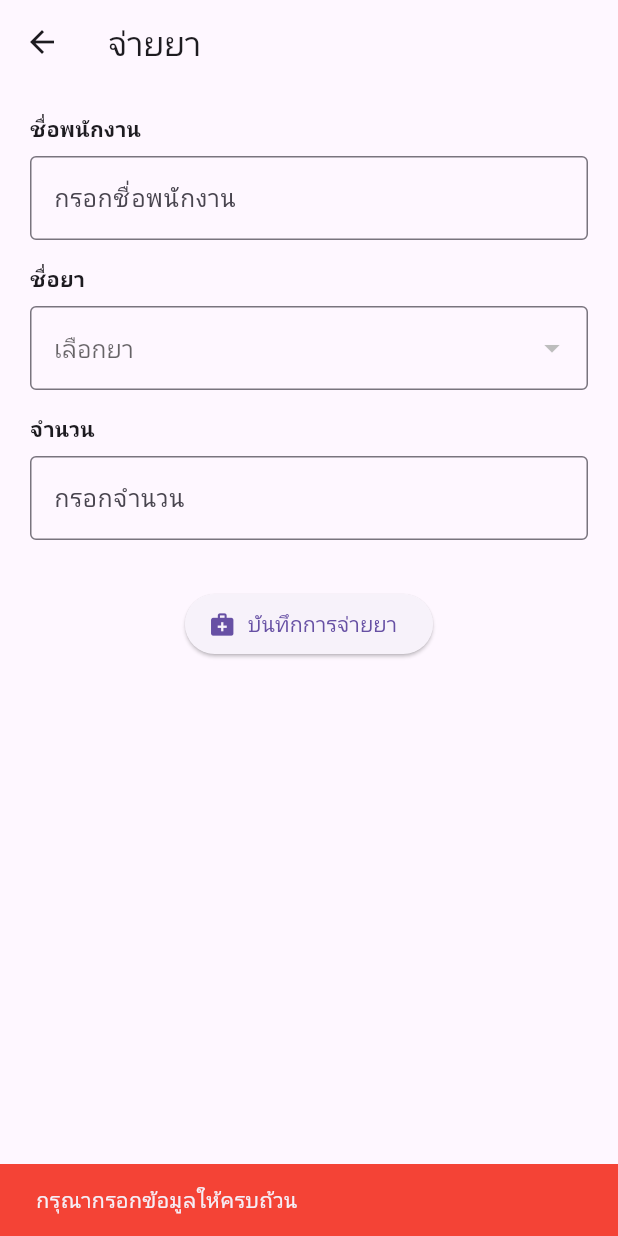
After one commit to SittikornPratomwan/DrugApp-Flutter, a Flutter app: the DispensaryPage screen opened directly, after a tap on "บันทึกการจ่ายยา", on a phone screen of 412 x 824 dp. The commit adds this screen. Run offline on Flutter 3.47's test engine with Material 3 defaults, Android fonts, the phone set to English and light mode, and no system bars; our stand-ins replace shared_preferences; accounts and stored records are empty; network calls fail.

Commit message:
stock drug

```diff
--- /dev/null
+++ b/flutter_application_1/lib/---HomePage---/Dispensary.dart
@@ -0,0 +1,193 @@
+import 'package:flutter/material.dart';
+import 'package:http/http.dart' as http;
+import 'dart:convert';
+import '../config/api_config.dart';
+
+class DispensaryPage extends StatefulWidget {
+  const DispensaryPage({super.key});
+
+  @override
+  State<DispensaryPage> createState() => _DispensaryPageState();
+}
+
+class _DispensaryPageState extends State<DispensaryPage> {
+  final TextEditingController staffController = TextEditingController();
+  final TextEditingController amountController = TextEditingController();
+  bool isSaving = false;
+
+  List<dynamic> drugList = [];
+  List<dynamic> itemList = [];
+  String? selectedDrugId;
+  String? selectedDrugName;
+  int? selectedDrugStock;
+
+  @override
+  void initState() {
+    super.initState();
+    fetchDrugs();
+  }
+
+  Future<void> fetchDrugs() async {
+    try {
+      final response = await http.get(
+        Uri.parse(ApiConfig.drugsProductEndpoint),
+        headers: {'Content-Type': 'application/json'},
+      );
+      if (response.statusCode == 200) {
+        final List<dynamic> data = jsonDecode(response.body);
+        setState(() {
+          drugList = data;
+        });
+      }
+      // ดึง item stock
+      final itemRes = await http.get(
+        Uri.parse(ApiConfig.drugsProductItemEndpoint),
+        headers: {'Content-Type': 'application/json'},
+      );
+      if (itemRes.statusCode == 200) {
+        final List<dynamic> itemData = jsonDecode(itemRes.body);
+        setState(() {
+          itemList = itemData;
+        });
+      }
+    } catch (e) {
+      // ignore error
+    }
+  }
+
+  Future<void> _saveDispense() async {
+    final staff = staffController.text.trim();
+    final drug = selectedDrugId;
+    final amount = int.tryParse(amountController.text.trim()) ?? 0;
+    if (staff.isEmpty || drug == null || amount <= 0) {
+      ScaffoldMessenger.of(context).showSnackBar(
+        const SnackBar(content: Text('กรุณากรอกข้อมูลให้ครบถ้วน'), backgroundColor: Colors.red),
+      );
+      return;
+    }
+    // หา stock ปัจจุบันจาก item
+    final item = itemList.firstWhere((i) => i['productId'].toString() == drug, orElse: () => null);
+    if (item == null) {
+      ScaffoldMessenger.of(context).showSnackBar(
+        const SnackBar(content: Text('ไม่พบข้อมูล item ของยา'), backgroundColor: Colors.red),
+      );
+      return;
+    }
+    final currentStock = (item['stock'] is int) ? item['stock'] : int.tryParse(item['stock'].toString()) ?? 0;
+    if (amount > currentStock) {
+      ScaffoldMessenger.of(context).showSnackBar(
+        SnackBar(content: Text('จำนวนในคลังไม่พอ (เหลือ $currentStock)'), backgroundColor: Colors.red),
+      );
+      return;
+    }
+    final newStock = currentStock - amount;
+    setState(() { isSaving = true; });
+    try {
+      // 1. บันทึกการจ่ายยา
+      final response = await http.post(
+        Uri.parse(ApiConfig.dispenseDrugEndpoint),
+        headers: {'Content-Type': 'application/json'},
+        body: '{"staff": "$staff", "drug": "$drug", "amount": "$amount"}',
+      );
+      // 2. อัปเดต stock ใน item
+      if (response.statusCode == 200 || response.statusCode == 201) {
+        final updateRes = await http.put(
+          Uri.parse(ApiConfig.drugsProductItemEndpoint + '/${item['id']}'),
+          headers: {'Content-Type': 'application/json'},
+          body: '{"stock": $newStock}',
+        );
+        if (updateRes.statusCode == 200 || updateRes.statusCode == 204) {
+          ScaffoldMessenger.of(context).showSnackBar(
+            const SnackBar(content: Text('บันทึกการจ่ายยาและอัปเดตจำนวน item สำเร็จ'), backgroundColor: Colors.green),
+          );
+          staffController.clear();
+          amountController.clear();
+          setState(() { selectedDrugName = null; });
+          fetchDrugs();
+        } else {
+          ScaffoldMessenger.of(context).showSnackBar(
+            SnackBar(content: Text('บันทึกการจ่ายยาสำเร็จ แต่ปรับ stock item ไม่สำเร็จ: ${updateRes.statusCode}'), backgroundColor: Colors.orange),
+          );
+        }
+      } else {
+        ScaffoldMessenger.of(context).showSnackBar(
+          SnackBar(content: Text('บันทึกไม่สำเร็จ: ${response.statusCode}'), backgroundColor: Colors.red),
+        );
+      }
+    } catch (e) {
+      ScaffoldMessenger.of(context).showSnackBar(
+        SnackBar(content: Text('เกิดข้อผิดพลาด: $e'), backgroundColor: Colors.red),
+      );
+    } finally {
+      setState(() { isSaving = false; });
+    }
+  }
+
+  @override
+  Widget build(BuildContext context) {
+    return Scaffold(
+      appBar: AppBar(title: const Text('จ่ายยา')),
+      body: Padding(
+        padding: const EdgeInsets.all(20.0),
+        child: Column(
+          crossAxisAlignment: CrossAxisAlignment.start,
+          children: [
+            const Text('ชื่อพนักงาน', style: TextStyle(fontWeight: FontWeight.bold)),
+            const SizedBox(height: 8),
+            TextField(
+              controller: staffController,
+              decoration: const InputDecoration(hintText: 'กรอกชื่อพนักงาน', border: OutlineInputBorder()),
+            ),
+            const SizedBox(height: 16),
+            const Text('ชื่อยา', style: TextStyle(fontWeight: FontWeight.bold)),
+            const SizedBox(height: 8),
+            DropdownButtonFormField<String>(
+              value: selectedDrugId,
+              items: drugList.map<DropdownMenuItem<String>>((drug) {
+                return DropdownMenuItem<String>(
+                  value: drug['id'].toString(),
+                  child: Text(drug['name']),
+                );
+              }).toList(),
+              onChanged: (value) {
+                setState(() {
+                  selectedDrugId = value;
+                  final drug = drugList.firstWhere((d) => d['id'].toString() == value, orElse: () => null);
+                  selectedDrugName = drug != null ? drug['name'] : null;
+                  // หา stock จาก itemList โดยใช้ productId
+                  final item = itemList.firstWhere((i) => i['product_id'].toString() == value, orElse: () => null);
+                  if (item != null && item['stock'] != null)
+                    selectedDrugStock = int.tryParse(item['stock'].toString());
+                  else
+                    selectedDrugStock = null;
+                });
+              },
+              decoration: const InputDecoration(border: OutlineInputBorder(), hintText: 'เลือกยา'),
+            ),
+            if (selectedDrugStock != null)
+              Padding(
+                padding: const EdgeInsets.only(top: 8.0),
+                child: Text('จำนวนคงเหลือ: $selectedDrugStock', style: const TextStyle(color: Colors.blue)),
+              ),
+            const SizedBox(height: 16),
+            const Text('จำนวน', style: TextStyle(fontWeight: FontWeight.bold)),
+            const SizedBox(height: 8),
+            TextField(
+              controller: amountController,
+              decoration: const InputDecoration(hintText: 'กรอกจำนวน', border: OutlineInputBorder()),
+              keyboardType: TextInputType.number,
+            ),
+            const SizedBox(height: 32),
+            Center(
+              child: ElevatedButton.icon(
+                icon: const Icon(Icons.medical_services),
+                label: const Text('บันทึกการจ่ายยา'),
+                onPressed: isSaving ? null : _saveDispense,
+              ),
+            ),
+          ],
+        ),
+      ),
+    );
+  }
+}
--- a/flutter_application_1/lib/---HomePage---/homepage.dart
+++ b/flutter_application_1/lib/---HomePage---/homepage.dart
@@ -6,7 +6,7 @@ import '../---Menu---/drawerpage.dart';
 import '../---Translate---/vocabulary.dart';
 import '../---Translate---/locale_manager.dart';
 import '../config/api_config.dart';
-
+import 'Dispensary.dart';
 
 class HomePage extends StatefulWidget {
   final String location;
@@ -374,7 +374,10 @@ class _HomePageState extends State<HomePage> {
       ),
       floatingActionButton: FloatingActionButton(
         onPressed: () {
-          // Navigate to add drug page
+          Navigator.push(
+            context,
+            MaterialPageRoute(builder: (context) => const DispensaryPage()),
+          );
         },
         backgroundColor: const Color.fromARGB(255, 176, 208, 240),
         child: const Icon(Icons.medical_services, color: Colors.white),
--- a/flutter_application_1/lib/config/api_config.dart
+++ b/flutter_application_1/lib/config/api_config.dart
@@ -1,5 +1,5 @@
 class ApiConfig {
-  static const String baseURL = 'http://192.168.56.107:8516';
+  static const String baseURL = 'http://192.168.52.123:8516';
 
   // Authentication endpoints
   static const String loginEndpoint = '$baseURL/drugs/auth/login';
@@ -9,6 +9,8 @@ class ApiConfig {
   static const String drugsProductEndpoint = '$baseURL/drugs/product/';
   static const String remindersEndpoint = '$baseURL/drugs/product/reminders?userId';
   static const String addDrugReceiveEndpoint = '$baseURL/drugs/product/adddrugreceive';
+  static const String dispenseDrugEndpoint = '$baseURL/drugs/dispense';
+  static const String drugsProductItemEndpoint = '$baseURL/drugs/product/item';
 
   // Other endpoints can be added here
   // static const String userEndpoint = '$baseURL/users';
```
